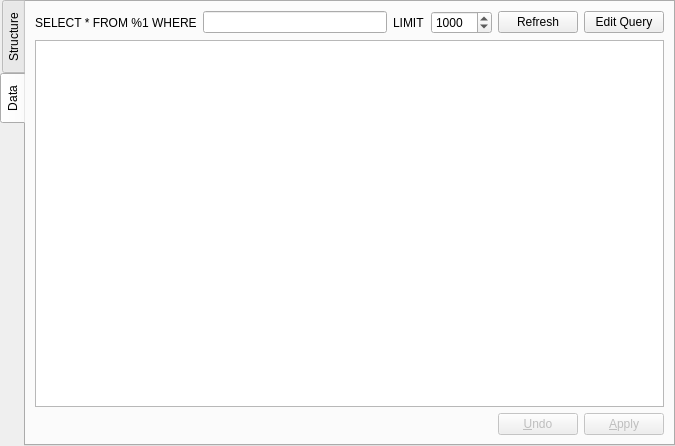
This is sqlantaresia/TableDetailsWidget.ui in mtorromeo/sqlantaresia as Qt 5 draws it before an edit. The edited form follows.
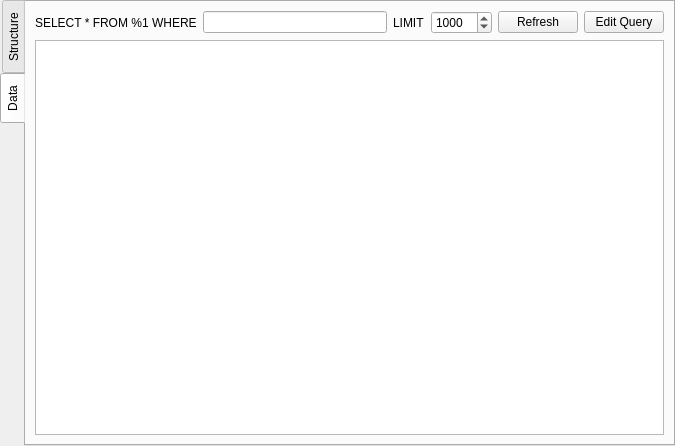
This is the edited form. The open tabs and pages were chosen to show the change. Icons and pictures are not drawn. Custom widgets are drawn as their Qt base class.

Commit message: Removed unused form elements in data tab

The edit to the form file:
```diff
--- a/sqlantaresia/TableDetailsWidget.ui
+++ b/sqlantaresia/TableDetailsWidget.ui
@@ -162,61 +162,6 @@
       </attribute>
      </widget>
     </item>
-    <item>
-     <layout class="QHBoxLayout" name="horizontalLayout_3">
-      <item>
-       <widget class="QLabel" name="lblDataSubmitResult">
-        <property name="text">
-         <string/>
-        </property>
-       </widget>
-      </item>
-      <item>
-       <spacer name="horizontalSpacer_3">
-        <property name="orientation">
-         <enum>Qt::Horizontal</enum>
-        </property>
-        <property name="sizeHint" stdset="0">
-         <size>
-          <width>40</width>
-          <height>20</height>
-         </size>
-        </property>
-       </spacer>
-      </item>
-      <item>
-       <widget class="QPushButton" name="btnUndo">
-        <property name="enabled">
-         <bool>false</bool>
-        </property>
-        <property name="text">
-         <string>&amp;Undo</string>
-        </property>
-        <property name="icon">
-         <iconset resource="icons.qrc">
-          <normaloff>:/16/icons/edit-undo.png</normaloff>:/16/icons/edit-undo.png</iconset>
-        </property>
-        <property name="shortcut">
-         <string>Ctrl+Z</string>
-        </property>
-       </widget>
-      </item>
-      <item>
-       <widget class="QPushButton" name="btnApply">
-        <property name="enabled">
-         <bool>false</bool>
-        </property>
-        <property name="text">
-         <string>&amp;Apply</string>
-        </property>
-        <property name="icon">
-         <iconset resource="icons.qrc">
-          <normaloff>:/16/icons/dialog-ok-apply.png</normaloff>:/16/icons/dialog-ok-apply.png</iconset>
-        </property>
-       </widget>
-      </item>
-     </layout>
-    </item>
    </layout>
   </widget>
  </widget>
```
Left out of the diff: 4 changed lines with no effect on the pictures.
